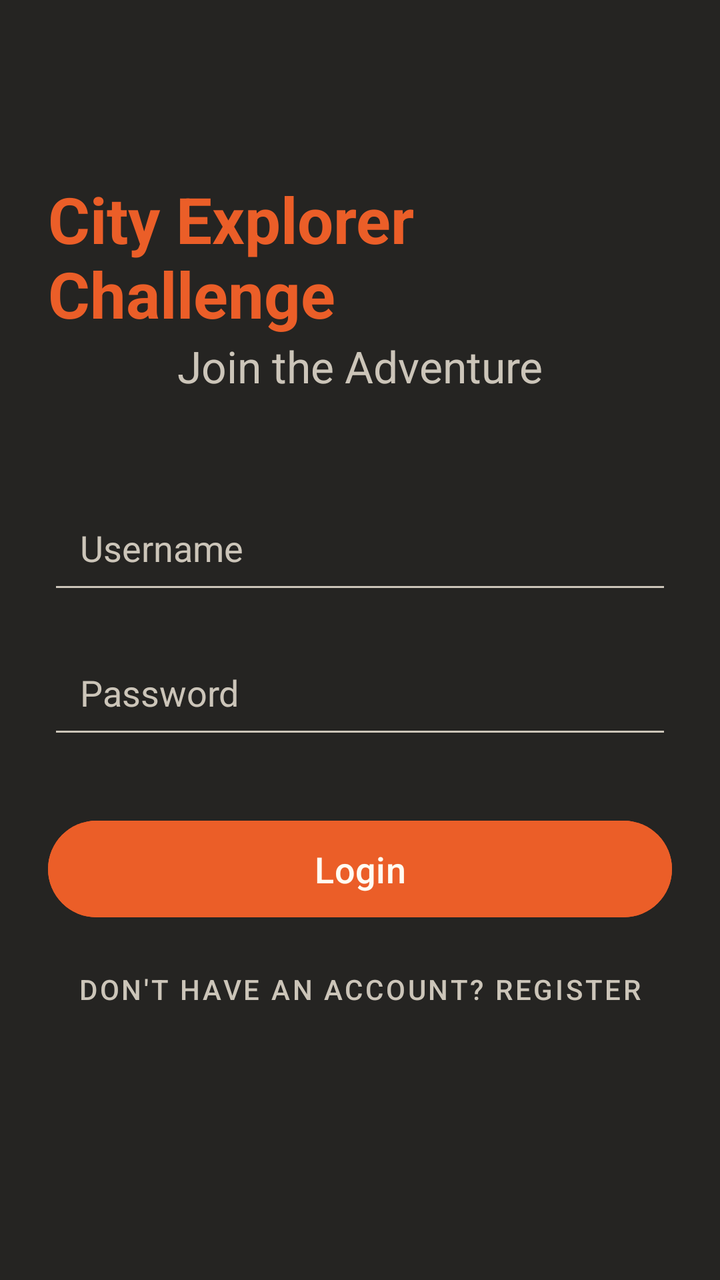
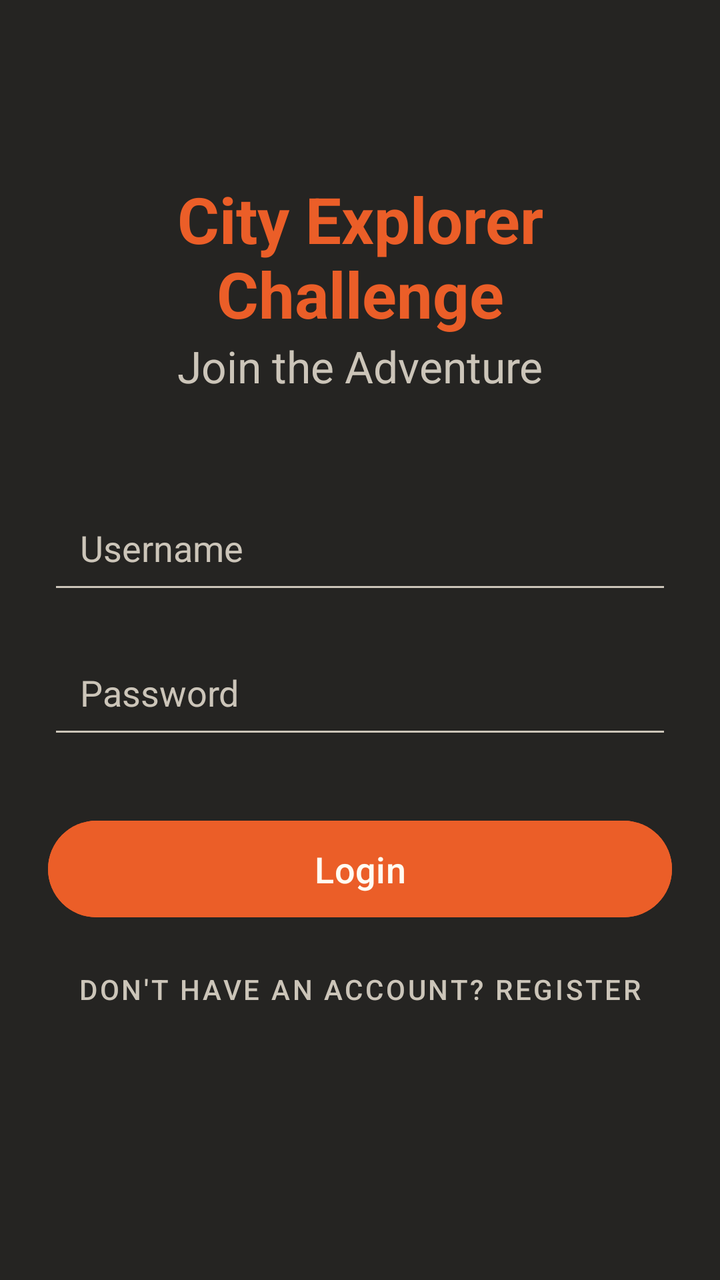

Before-and-after screenshots of an Android layout around one commit, followed by the original layout XML and the change that was made.
<!-- AndroidManifest.xml: application theme Theme.CityExplorerChallenge -->
<!-- res/layout/fragment_login.xml -->
<?xml version="1.0" encoding="utf-8"?>
<androidx.constraintlayout.widget.ConstraintLayout xmlns:android="http://schemas.android.com/apk/res/android"
    xmlns:app="http://schemas.android.com/apk/res-auto"
    android:layout_width="match_parent"
    android:layout_height="match_parent"
    android:background="@color/primaryDarkBackground"
    android:padding="24dp">

    <TextView
        android:id="@+id/tv_login_title"
        android:layout_width="wrap_content"
        android:layout_height="wrap_content"
        android:layout_marginTop="64dp"
        android:text="@string/city_explorer_challenge"
        android:textColor="@color/buttonColor"
        android:textSize="32sp"
        android:textStyle="bold"
        app:layout_constraintEnd_toEndOf="parent"
        app:layout_constraintStart_toStartOf="parent"
        app:layout_constraintTop_toTopOf="parent" />

    <TextView
        android:id="@+id/tv_login_subtitle"
        android:layout_width="wrap_content"
        android:layout_height="wrap_content"
        android:text="@string/join_adventure"
        android:textColor="@color/secondaryFontColor"
        android:textSize="22sp"
        app:layout_constraintEnd_toEndOf="parent"
        app:layout_constraintStart_toStartOf="parent"
        app:layout_constraintTop_toBottomOf="@id/tv_login_title" />

    <EditText
        android:id="@+id/et_username"
        android:layout_width="match_parent"
        android:layout_height="wrap_content"
        android:layout_marginTop="48dp"
        android:backgroundTint="@color/secondaryFontColor"
        android:hint="@string/username"
        android:inputType="text"
        android:autofillHints="username"
        android:padding="16dp"
        android:textColor="@color/fontColor"
        android:textColorHint="@color/secondaryFontColor"
        android:textSize="18sp"
        app:layout_constraintTop_toBottomOf="@id/tv_login_subtitle" />

    <EditText
        android:id="@+id/et_password"
        android:layout_width="match_parent"
        android:layout_height="wrap_content"
        android:layout_marginTop="16dp"
        android:backgroundTint="@color/secondaryFontColor"
        android:hint="@string/password"
        android:inputType="textPassword"
        android:autofillHints="password"
        android:padding="16dp"
        android:textColor="@color/fontColor"
        android:textColorHint="@color/secondaryFontColor"
        android:textSize="18sp"
        app:layout_constraintTop_toBottomOf="@id/et_username" />

    <Button
        android:id="@+id/btn_login"
        android:layout_width="match_parent"
        android:layout_height="wrap_content"
        android:layout_marginTop="32dp"
        android:backgroundTint="@color/buttonColor"
        android:padding="12dp"
        android:text="@string/login"
        android:textColor="@color/fontColor"
        android:textSize="18sp"
        app:layout_constraintTop_toBottomOf="@id/et_password" />

    <Button
        android:id="@+id/btn_register"
        style="@style/Widget.MaterialComponents.Button.TextButton"
        android:layout_width="match_parent"
        android:layout_height="wrap_content"
        android:layout_marginTop="8dp"
        android:text="@string/register_prompt"
        android:textColor="@color/secondaryFontColor"
        app:layout_constraintTop_toBottomOf="@id/btn_login" />

    <ProgressBar
        android:id="@+id/login_progress"
        android:layout_width="wrap_content"
        android:layout_height="wrap_content"
        android:visibility="gone"
        app:layout_constraintBottom_toBottomOf="parent"
        app:layout_constraintEnd_toEndOf="parent"
        app:layout_constraintStart_toStartOf="parent"
        app:layout_constraintTop_toTopOf="parent" />

</androidx.constraintlayout.widget.ConstraintLayout>
<!-- resources referenced by this layout -->
<resources>
  <color name="buttonColor">#eb5e28</color>
  <color name="fontColor">#fffcf2</color>
  <color name="primaryDarkBackground">#252422</color>
  <color name="secondaryFontColor">#ccc5b9</color>
  <string name="city_explorer_challenge">City Explorer Challenge</string>
  <string name="join_adventure">Join the Adventure</string>
  <string name="login">Login</string>
  <string name="password">Password</string>
  <string name="register_prompt">Don\'t have an account? Register</string>
  <string name="username">Username</string>
  <style name="Theme.CityExplorerChallenge" parent="Base.Theme.CityExplorerChallenge" />
  <style name="Base.Theme.CityExplorerChallenge" parent="Theme.Material3.DayNight.NoActionBar">
          
          
      </style>
</resources>

<!-- the commit's change to res/layout/fragment_login.xml (unified diff, before → after) -->
@@ -15,6 +15,7 @@
         android:textColor="@color/buttonColor"
         android:textSize="32sp"
         android:textStyle="bold"
+        android:textAlignment="center"
         app:layout_constraintEnd_toEndOf="parent"
         app:layout_constraintStart_toStartOf="parent"
         app:layout_constraintTop_toTopOf="parent" />
